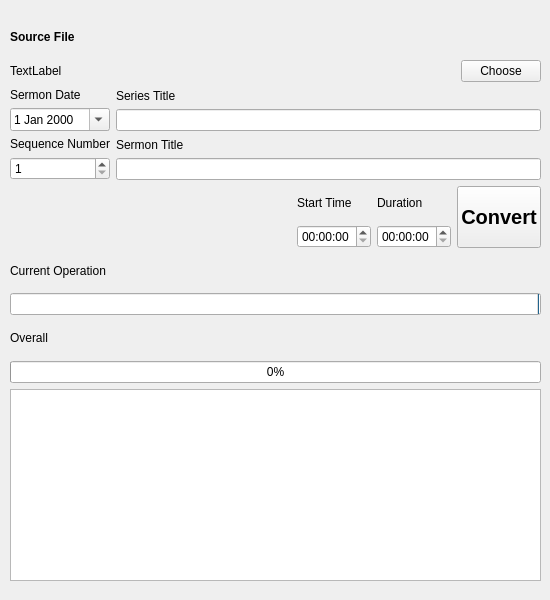
tedcarnahan/sermonconvert, file mainwindow.ui: the form before one commit.
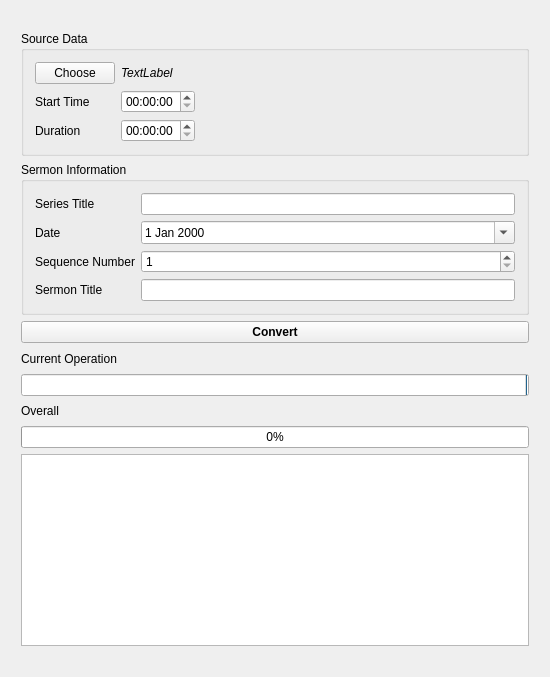
The form after the commit.

Commit message: Changes to produce a very basic working (sort of) program

```diff
--- a/mainwindow.ui
+++ b/mainwindow.ui
@@ -10,7 +10,7 @@
     <x>0</x>
     <y>0</y>
     <width>550</width>
-    <height>600</height>
+    <height>677</height>
    </rect>
   </property>
   <property name="sizePolicy">
@@ -32,15 +32,8 @@
      <verstretch>0</verstretch>
     </sizepolicy>
    </property>
-   <widget class="QWidget" name="layoutWidget">
-    <property name="geometry">
-     <rect>
-      <x>0</x>
-      <y>0</y>
-      <width>551</width>
-      <height>601</height>
-     </rect>
-    </property>
+   <layout class="QVBoxLayout" name="verticalLayout_6">
+    <item>
     <layout class="QVBoxLayout" name="verticalLayout_12">
      <property name="leftMargin">
       <number>10</number>
@@ -55,82 +48,170 @@
       <number>20</number>
      </property>
      <item>
-      <layout class="QVBoxLayout" name="verticalLayout_13">
-       <item>
-        <layout class="QVBoxLayout" name="verticalLayout_7">
-         <item>
-          <widget class="QLabel" name="label">
-           <property name="sizePolicy">
-            <sizepolicy hsizetype="Preferred" vsizetype="Expanding">
-             <horstretch>0</horstretch>
-             <verstretch>0</verstretch>
-            </sizepolicy>
-           </property>
-           <property name="font">
-            <font>
-             <weight>75</weight>
-             <bold>true</bold>
-            </font>
-           </property>
+       <widget class="QGroupBox" name="sourceDataBox">
+        <property name="title">
+         <string>Source Data</string>
+        </property>
+        <layout class="QFormLayout" name="formLayout_2">
+         <property name="fieldGrowthPolicy">
+          <enum>QFormLayout::ExpandingFieldsGrow</enum>
+         </property>
+         <property name="formAlignment">
+          <set>Qt::AlignLeading|Qt::AlignLeft|Qt::AlignVCenter</set>
+         </property>
+         <item row="0" column="0">
+          <widget class="QPushButton" name="chooseFileButton">
            <property name="text">
-            <string>Source File</string>
+            <string>Choose</string>
            </property>
           </widget>
          </item>
-         <item>
-          <layout class="QHBoxLayout" name="horizontalLayout">
-           <item>
-            <widget class="QLabel" name="label_10">
+         <item row="0" column="1">
+          <widget class="QLabel" name="labelFileName">
              <property name="sizePolicy">
               <sizepolicy hsizetype="Expanding" vsizetype="Preferred">
                <horstretch>0</horstretch>
                <verstretch>0</verstretch>
               </sizepolicy>
              </property>
+           <property name="font">
+            <font>
+             <italic>true</italic>
+            </font>
+           </property>
              <property name="text">
               <string>TextLabel</string>
              </property>
             </widget>
            </item>
-           <item>
-            <widget class="QPushButton" name="chooseFileBTN">
+         <item row="1" column="0">
+          <widget class="QLabel" name="labelStartTime">
+           <property name="sizePolicy">
+            <sizepolicy hsizetype="Preferred" vsizetype="MinimumExpanding">
+             <horstretch>0</horstretch>
+             <verstretch>0</verstretch>
+            </sizepolicy>
+           </property>
              <property name="text">
-              <string>Choose</string>
+            <string>Start Time</string>
              </property>
             </widget>
            </item>
-          </layout>
+         <item row="1" column="1">
+          <widget class="QTimeEdit" name="timeStart">
+           <property name="displayFormat">
+            <string>hh:mm:ss</string>
+           </property>
+          </widget>
          </item>
-        </layout>
-       </item>
-      </layout>
+         <item row="2" column="0">
+          <widget class="QLabel" name="labelDuration">
+           <property name="sizePolicy">
+            <sizepolicy hsizetype="Preferred" vsizetype="MinimumExpanding">
+             <horstretch>0</horstretch>
+             <verstretch>0</verstretch>
+            </sizepolicy>
+           </property>
+           <property name="text">
+            <string>Duration</string>
+           </property>
+          </widget>
+         </item>
+         <item row="2" column="1">
+          <widget class="QTimeEdit" name="timeDuration">
+           <property name="displayFormat">
+            <string>hh:mm:ss</string>
+           </property>
+          </widget>
+         </item>
+        </layout>
+        <zorder>horizontalLayoutWidget</zorder>
+        <zorder></zorder>
+        <zorder>chooseFileButton</zorder>
+        <zorder>labelFileName</zorder>
+        <zorder>labelStartTime</zorder>
+        <zorder>timeStart</zorder>
+        <zorder>labelDuration</zorder>
+        <zorder>timeDuration</zorder>
+       </widget>
      </item>
      <item>
-      <layout class="QHBoxLayout" name="horizontalLayout_2">
-       <item>
-        <layout class="QVBoxLayout" name="verticalLayout_8">
-         <item>
-          <layout class="QVBoxLayout" name="verticalLayout_6">
-           <item>
-            <widget class="QLabel" name="label_2">
+       <widget class="QGroupBox" name="sermonDataBox">
              <property name="sizePolicy">
+         <sizepolicy hsizetype="Preferred" vsizetype="Expanding">
+          <horstretch>0</horstretch>
+          <verstretch>0</verstretch>
+         </sizepolicy>
+        </property>
+        <property name="title">
+         <string>Sermon Information</string>
+        </property>
+        <layout class="QFormLayout" name="formLayout">
+         <property name="fieldGrowthPolicy">
+          <enum>QFormLayout::ExpandingFieldsGrow</enum>
+         </property>
+         <property name="formAlignment">
+          <set>Qt::AlignLeading|Qt::AlignLeft|Qt::AlignVCenter</set>
+         </property>
+         <item row="0" column="0">
+          <widget class="QLabel" name="labelSeries">
+           <property name="sizePolicy">
               <sizepolicy hsizetype="Preferred" vsizetype="MinimumExpanding">
                <horstretch>0</horstretch>
                <verstretch>0</verstretch>
               </sizepolicy>
              </property>
              <property name="text">
-              <string>Sermon Date</string>
+            <string>Series Title</string>
              </property>
             </widget>
            </item>
-           <item>
+         <item row="2" column="0">
+          <widget class="QLabel" name="labelDate">
+           <property name="sizePolicy">
+            <sizepolicy hsizetype="Preferred" vsizetype="MinimumExpanding">
+             <horstretch>0</horstretch>
+             <verstretch>0</verstretch>
+            </sizepolicy>
+           </property>
+           <property name="text">
+            <string>Date</string>
+           </property>
+          </widget>
+         </item>
+         <item row="4" column="0">
+          <widget class="QLabel" name="labelSequence">
+           <property name="sizePolicy">
+            <sizepolicy hsizetype="Preferred" vsizetype="MinimumExpanding">
+             <horstretch>0</horstretch>
+             <verstretch>0</verstretch>
+            </sizepolicy>
+           </property>
+           <property name="text">
+            <string>Sequence Number</string>
+           </property>
+          </widget>
+         </item>
+         <item row="0" column="1">
+          <widget class="QLineEdit" name="seriesTitle">
+           <property name="enabled">
+            <bool>true</bool>
+           </property>
+           <property name="sizePolicy">
+            <sizepolicy hsizetype="Expanding" vsizetype="Maximum">
+             <horstretch>0</horstretch>
+             <verstretch>0</verstretch>
+            </sizepolicy>
+           </property>
+          </widget>
+         </item>
+         <item row="2" column="1">
             <widget class="QDateEdit" name="sermonDate">
              <property name="enabled">
               <bool>true</bool>
              </property>
              <property name="sizePolicy">
-              <sizepolicy hsizetype="Minimum" vsizetype="Maximum">
+            <sizepolicy hsizetype="MinimumExpanding" vsizetype="Maximum">
                <horstretch>0</horstretch>
                <verstretch>0</verstretch>
               </sizepolicy>
@@ -140,12 +221,8 @@
              </property>
             </widget>
            </item>
-          </layout>
-         </item>
-         <item>
-          <layout class="QVBoxLayout" name="verticalLayout_3">
-           <item>
-            <widget class="QLabel" name="label_5">
+         <item row="6" column="0">
+          <widget class="QLabel" name="labelTitle">
              <property name="sizePolicy">
               <sizepolicy hsizetype="Preferred" vsizetype="MinimumExpanding">
                <horstretch>0</horstretch>
@@ -153,17 +230,17 @@
               </sizepolicy>
              </property>
              <property name="text">
-              <string>Sequence Number</string>
+            <string>Sermon Title</string>
              </property>
             </widget>
            </item>
-           <item>
+         <item row="4" column="1">
             <widget class="QSpinBox" name="sequenceNumber">
              <property name="enabled">
               <bool>true</bool>
              </property>
              <property name="sizePolicy">
-              <sizepolicy hsizetype="Minimum" vsizetype="MinimumExpanding">
+            <sizepolicy hsizetype="Expanding" vsizetype="MinimumExpanding">
                <horstretch>0</horstretch>
                <verstretch>0</verstretch>
               </sizepolicy>
@@ -188,58 +265,7 @@
              </property>
             </widget>
            </item>
-          </layout>
-         </item>
-        </layout>
-       </item>
-       <item>
-        <layout class="QVBoxLayout" name="verticalLayout_9">
-         <item>
-          <layout class="QVBoxLayout" name="verticalLayout_5">
-           <item>
-            <widget class="QLabel" name="label_3">
-             <property name="sizePolicy">
-              <sizepolicy hsizetype="Preferred" vsizetype="MinimumExpanding">
-               <horstretch>0</horstretch>
-               <verstretch>0</verstretch>
-              </sizepolicy>
-             </property>
-             <property name="text">
-              <string>Series Title</string>
-             </property>
-            </widget>
-           </item>
-           <item>
-            <widget class="QLineEdit" name="seriesTitle">
-             <property name="enabled">
-              <bool>true</bool>
-             </property>
-             <property name="sizePolicy">
-              <sizepolicy hsizetype="Expanding" vsizetype="Maximum">
-               <horstretch>0</horstretch>
-               <verstretch>0</verstretch>
-              </sizepolicy>
-             </property>
-            </widget>
-           </item>
-          </layout>
-         </item>
-         <item>
-          <layout class="QVBoxLayout" name="verticalLayout_4">
-           <item>
-            <widget class="QLabel" name="label_4">
-             <property name="sizePolicy">
-              <sizepolicy hsizetype="Preferred" vsizetype="MinimumExpanding">
-               <horstretch>0</horstretch>
-               <verstretch>0</verstretch>
-              </sizepolicy>
-             </property>
-             <property name="text">
-              <string>Sermon Title</string>
-             </property>
-            </widget>
-           </item>
-           <item>
+         <item row="6" column="1">
             <widget class="QLineEdit" name="sermonTitle">
              <property name="enabled">
               <bool>true</bool>
@@ -253,88 +279,18 @@
             </widget>
            </item>
           </layout>
-         </item>
-        </layout>
-       </item>
-      </layout>
-     </item>
-     <item>
-      <layout class="QHBoxLayout" name="horizontalLayout_3">
-       <item>
-        <spacer name="horizontalSpacer">
-         <property name="orientation">
-          <enum>Qt::Horizontal</enum>
-         </property>
-         <property name="sizeType">
-          <enum>QSizePolicy::Expanding</enum>
-         </property>
-         <property name="sizeHint" stdset="0">
-          <size>
-           <width>108</width>
-           <height>20</height>
-          </size>
-         </property>
-        </spacer>
-       </item>
-       <item>
-        <layout class="QVBoxLayout" name="verticalLayout_2">
-         <item>
-          <widget class="QLabel" name="label_6">
-           <property name="sizePolicy">
-            <sizepolicy hsizetype="Preferred" vsizetype="MinimumExpanding">
-             <horstretch>0</horstretch>
-             <verstretch>0</verstretch>
-            </sizepolicy>
-           </property>
-           <property name="text">
-            <string>Start Time</string>
-           </property>
           </widget>
          </item>
          <item>
-          <widget class="QTimeEdit" name="timeEdit_2">
-           <property name="displayFormat">
-            <string>hh:mm:ss</string>
-           </property>
-          </widget>
-         </item>
-        </layout>
-       </item>
-       <item>
-        <layout class="QVBoxLayout" name="verticalLayout">
-         <item>
-          <widget class="QLabel" name="label_7">
+       <widget class="QPushButton" name="convertButton">
            <property name="sizePolicy">
-            <sizepolicy hsizetype="Preferred" vsizetype="MinimumExpanding">
-             <horstretch>0</horstretch>
-             <verstretch>0</verstretch>
-            </sizepolicy>
-           </property>
-           <property name="text">
-            <string>Duration</string>
-           </property>
-          </widget>
-         </item>
-         <item>
-          <widget class="QTimeEdit" name="timeEdit">
-           <property name="displayFormat">
-            <string>hh:mm:ss</string>
-           </property>
-          </widget>
-         </item>
-        </layout>
-       </item>
-       <item>
-        <widget class="QPushButton" name="pushButton">
-         <property name="sizePolicy">
-          <sizepolicy hsizetype="Minimum" vsizetype="Expanding">
+         <sizepolicy hsizetype="Expanding" vsizetype="Expanding">
            <horstretch>0</horstretch>
            <verstretch>0</verstretch>
           </sizepolicy>
          </property>
          <property name="font">
           <font>
-           <pointsize>15</pointsize>
            <weight>75</weight>
            <bold>true</bold>
           </font>
@@ -344,14 +300,8 @@
          </property>
         </widget>
        </item>
-      </layout>
-     </item>
      <item>
-      <layout class="QVBoxLayout" name="verticalLayout_10">
-       <item>
-        <layout class="QHBoxLayout" name="horizontalLayout_4">
-         <item>
-          <widget class="QLabel" name="label_8">
+       <widget class="QLabel" name="labelCurrentOperation">
            <property name="sizePolicy">
             <sizepolicy hsizetype="Expanding" vsizetype="Expanding">
              <horstretch>0</horstretch>
@@ -370,21 +320,6 @@
           </widget>
          </item>
          <item>
-          <widget class="QLabel" name="currentOperation">
-           <property name="sizePolicy">
-            <sizepolicy hsizetype="Preferred" vsizetype="Expanding">
-             <horstretch>0</horstretch>
-             <verstretch>0</verstretch>
-            </sizepolicy>
-           </property>
-           <property name="text">
-            <string/>
-           </property>
-          </widget>
-         </item>
-        </layout>
-       </item>
-       <item>
         <widget class="QProgressBar" name="operationProgress">
          <property name="value">
           <number>0</number>
@@ -394,12 +329,8 @@
          </property>
         </widget>
        </item>
-      </layout>
-     </item>
      <item>
-      <layout class="QVBoxLayout" name="verticalLayout_11">
-       <item>
-        <widget class="QLabel" name="label_9">
+       <widget class="QLabel" name="labelOverall">
          <property name="sizePolicy">
           <sizepolicy hsizetype="Preferred" vsizetype="Expanding">
            <horstretch>0</horstretch>
@@ -418,13 +349,12 @@
          </property>
         </widget>
        </item>
-      </layout>
-     </item>
      <item>
-      <widget class="QTextBrowser" name="textBrowser"/>
-     </item>
-    </layout>
-   </widget>
+       <widget class="QTextEdit" name="outputWindow"/>
+      </item>
+     </layout>
+    </item>
+   </layout>
   </widget>
  </widget>
  <layoutdefault spacing="6" margin="11"/>
```
Left out of the diff: 9 changed lines with no effect on the pictures. Lines whose indentation alone changed are shown as unchanged. The commit also changes 1 other file.
